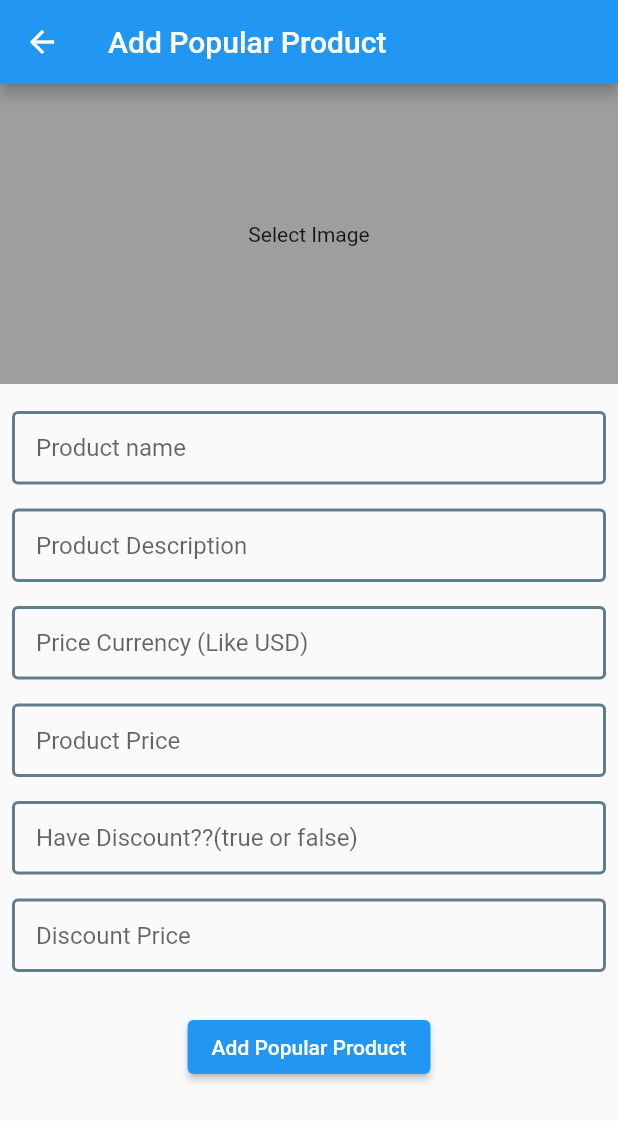
After one commit to MdAsifUrRahmanAbir/simple-ecommerz-admin, a Flutter app: the AddPopularProductScreen screen opened by its route, on a phone screen of 412 x 824 dp. The commit adds this screen. Shown: the top 1121 px of the screen. Run offline on Flutter 3.47's test engine with Material 2 defaults, Android fonts, the phone set to English and light mode, and no system bars; our stand-ins replace cloud_firestore, firebase_core, firebase_storage, flutter_spinkit, get, image_picker; missing offline and left inert: splash_view; accounts and stored records are empty.

Commit message:
popular product add

```diff
--- a/lib/backend/services/firebase_service.dart
+++ b/lib/backend/services/firebase_service.dart
@@ -50,7 +50,7 @@ class FirebaseServices {
 
       return bannerList;
     }catch(e){
-      "Error From fetch banner in firebase services".bgRedConsole;
+      "Error From fetch Popular Product in firebase services".bgRedConsole;
       e.toString().redConsole;
       return null;
     }
@@ -90,6 +90,17 @@ class FirebaseServices {
       e.toString().redConsole;
     }
   }
+  static Future<void> addPopularProduct(Map<String, dynamic> map, String uid) async{
+    try{
+      await _fireStore
+          .collection(popularProducts)
+          .doc(uid)
+          .set(map).then((value) => ToastMessage.success("Popular Product Added Successfully."));
+    }catch(e){
+      "Error From add Popular Product in firebase services".bgRedConsole;
+      e.toString().redConsole;
+    }
+  }
 
 
   static Future<void> updateBanner(Map<String, dynamic> map, String uid) async{
--- a/lib/routes/pages.dart
+++ b/lib/routes/pages.dart
@@ -1,6 +1,7 @@
 import 'package:get/get.dart';
 
 import '../screens/add_banner/add_banner_screen.dart';
+import '../screens/add_popular_product/add_popular_product_screen.dart';
 import '../screens/home/home_screen.dart';
 import '../screens/splash/splash_screen.dart';
 import 'routes.dart';
@@ -20,5 +21,9 @@ class Pages {
       name: Routes.addBannerScreen,
       page: () => AddBannerScreen(),
     ),
+    GetPage(
+      name: Routes.addPopularProductScreen,
+      page: () => AddPopularProductScreen(),
+    ),
   ];
 }
--- a/lib/routes/routes.dart
+++ b/lib/routes/routes.dart
@@ -3,4 +3,5 @@ class Routes {
   static const String homeScreen = '/homeScreen';
   static const String addProductScreen = '/addProductScreen';
   static const String addBannerScreen = '/addBannerScreen';
+  static const String addPopularProductScreen = '/addPopularProductScreen';
 }
--- /dev/null
+++ b/lib/screens/add_popular_product/add_popular_product_controller.dart
@@ -0,0 +1,116 @@
+
+
+import 'dart:io';
+
+import 'package:ecommerzadmin/common_widget/toast_message.dart';
+import 'package:ecommerzadmin/utils/logger.dart';
+import 'package:flutter/material.dart';
+import 'package:get/get.dart';
+import 'package:uuid/uuid.dart';
+
+import '../../backend/services/firebase_service.dart';
+
+class AddPopularProductController extends GetxController{
+
+  final nameController = TextEditingController();
+  final currencyController = TextEditingController();
+  final priceController = TextEditingController();
+  final descriptionController = TextEditingController();
+  final discountPriceController = TextEditingController();
+  final haveDiscountController = TextEditingController();
+  final RxString imageForEdit = "".obs;
+  final RxString customUid = "".obs;
+
+  File? imageFile;
+
+
+
+  final _isLoading = false.obs;
+  bool get isLoading => _isLoading.value;
+
+  void addPopularProductAction() async{
+    _isLoading.value = true;
+    update();
+    try{
+      if(imageFile != null){
+        if(nameController.text.isNotEmpty){
+          customUid.value = const Uuid().v4();
+          debugPrint(customUid.value);
+          debugPrint(imageFile!.path);
+          String url = await FirebaseServices.storeFileToFirebase(imageFile!, customUid.value);
+
+          Map<String, dynamic> map = {
+            "id": customUid.value,
+            "name": nameController.text,
+            "image": url,
+            "currency": currencyController.text,
+            "description": descriptionController.text,
+            "discountPrice": discountPriceController.text,
+            "haveDiscount" : haveDiscountController.text,
+            "price": priceController.text
+          };
+          await FirebaseServices.addPopularProduct(map, customUid.value);
+        }
+        else{
+          ToastMessage.error("All field are required");
+        }
+      }
+      else{
+        ToastMessage.error("Select Image First");
+      }
+    }catch(e){
+      e.toString().redConsole;
+    }finally{
+      _isLoading.value = false;
+      update();
+    }
+
+  }
+
+  void updateBannerAction() async{
+    _isLoading.value = true;
+    update();
+    try{
+      if(imageFile != null){
+        if(nameController.text.isNotEmpty){
+          debugPrint(customUid.value);
+          debugPrint(imageFile!.path);
+          String url = await FirebaseServices.storeFileToFirebase(imageFile!, customUid.value);
+          Map<String, dynamic> map = {
+            "id": customUid.value,
+            "title": nameController.text,
+            "image": url,
+            "currency": currencyController.text,
+            "description": descriptionController.text,
+            "discountPrice": discountPriceController.text,
+            "haveDiscount" : haveDiscountController.text,
+            "price": priceController.text
+          };
+          await FirebaseServices.updateBanner(map, customUid.value);
+        }
+        else{
+          ToastMessage.error("Write Banner Title");
+        }
+      }
+      else{
+        if(nameController.text.isNotEmpty){
+          Map<String, dynamic> map = {
+            "id": customUid.value,
+            "title": nameController.text,
+            "image": imageForEdit.value
+          };
+          await FirebaseServices.updateBanner(map, customUid.value);
+        }
+        else{
+          ToastMessage.error("Write Banner Title");
+        }
+      }
+    }catch(e){
+      e.toString().redConsole;
+    }finally{
+      _isLoading.value = false;
+      update();
+    }
+
+  }
+}
--- /dev/null
+++ b/lib/screens/add_popular_product/add_popular_product_screen.dart
@@ -0,0 +1,124 @@
+import 'dart:io';
+
+import 'package:ecommerzadmin/screens/add_popular_product/add_popular_product_controller.dart';
+import 'package:flutter/material.dart';
+import 'package:get/get.dart';
+
+import '../../common_widget/image_widget.dart';
+import '../../common_widget/input_feild_widgets/primary_input_feild_widget.dart';
+import '../../common_widget/loading_widget.dart';
+
+
+class AddPopularProductScreen extends StatelessWidget {
+  AddPopularProductScreen({super.key});
+
+  final controller = Get.put(AddPopularProductController());
+  @override
+  Widget build(BuildContext context) {
+    return Scaffold(
+      appBar: AppBar(
+        title: Text(controller.imageForEdit.value.isNotEmpty
+            ? "Update Popular Product"
+            : "Add Popular Product"),
+      ),
+      body: SingleChildScrollView(
+        child: Column(
+          children: [
+            Obx(() => ImageWidget(
+              networkImage: controller.imageForEdit.value,
+              onPicked: (File file) {
+                controller.imageFile = file;
+              },
+            )),
+            const SizedBox(
+              height: 10,
+            ),
+
+            Column(
+
+              children: [
+                Padding(
+                  padding: const EdgeInsets.all(8.0),
+                  child: PrimaryTextInputWidget(
+                      controller: controller.nameController,
+                      hintext: "Product name",
+                      bordercolor: Colors.green,
+                      keyboardtype: TextInputType.name),
+                ),
+
+                Padding(
+                  padding: const EdgeInsets.all(8.0),
+                  child: PrimaryTextInputWidget(
+                      controller: controller.descriptionController,
+                      hintext: "Product Description",
+                      bordercolor: Colors.green,
+                      keyboardtype: TextInputType.name),
+                ),
+
+                Padding(
+                  padding: const EdgeInsets.all(8.0),
+                  child: PrimaryTextInputWidget(
+                      controller: controller.currencyController,
+                      hintext: "Price Currency (Like USD)",
+                      bordercolor: Colors.green,
+                      keyboardtype: TextInputType.name),
+                ),
+
+                Padding(
+                  padding: const EdgeInsets.all(8.0),
+                  child: PrimaryTextInputWidget(
+                      controller: controller.priceController,
+                      hintext: "Product Price",
+                      bordercolor: Colors.green,
+                      keyboardtype: TextInputType.name),
+                ),
+
+                Padding(
+                  padding: const EdgeInsets.all(8.0),
+                  child: PrimaryTextInputWidget(
+                      controller: controller.haveDiscountController,
+                      hintext: "Have Discount??(true or false)",
+                      bordercolor: Colors.green,
+                      keyboardtype: TextInputType.name),
+                ),
+
+                Padding(
+                  padding: const EdgeInsets.all(8.0),
+                  child: PrimaryTextInputWidget(
+                      controller: controller.discountPriceController,
+                      hintext: "Discount Price",
+                      bordercolor: Colors.green,
+                      keyboardtype: TextInputType.name),
+                ),
+                const SizedBox(
+                  height: 10,
+                ),
+                Obx(() => controller.isLoading
+                    ? const Center(
+                  child: CustomLoadingWidget(),
+                )
+                    : Padding(
+                  padding: const EdgeInsets.all(8.0),
+                  child: ElevatedButton(
+                    onPressed: controller.imageForEdit.value.isNotEmpty
+                        ? controller.updateBannerAction
+                        : controller.addPopularProductAction,
+                    child: Text(controller.imageForEdit.value.isNotEmpty
+                        ? "Update Popular Product"
+                        : "Add Popular Product"),
+                  ),
+                )),
+
+              ],
+
+            ),
+
+
+
+
+          ],
+        ),
+      ),
+    );
+  }
+}
--- a/lib/screens/home/home_controller.dart
+++ b/lib/screens/home/home_controller.dart
@@ -29,7 +29,7 @@ class HomeController extends GetxController{
       bannerData = (await FirebaseServices.fetchBanner())!;
 
       bannerData.toString().yellowConsole;
-      _fetchAllProducts();
+      fetchAllProducts();
     } catch (e) {
       e.toString().redConsole;
     } finally {
@@ -40,7 +40,7 @@ class HomeController extends GetxController{
 
   /// fetching popular products
   late List<ProductModel> popularProductData;
-  void _fetchAllProducts() async {
+  void fetchAllProducts() async {
     "START FETCHING Popular Product ".bgGreenConsole;
 
     try {
```
Also changed, not shown: lib/screens/home/home_screen.dart (+46 -9 lines).
